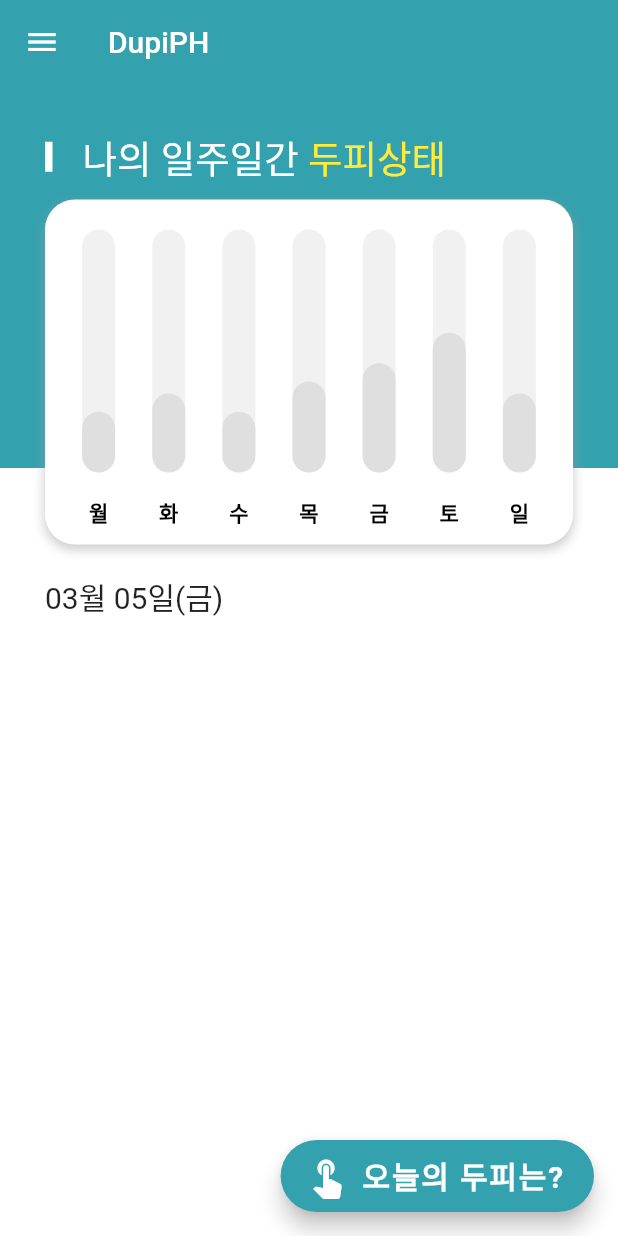
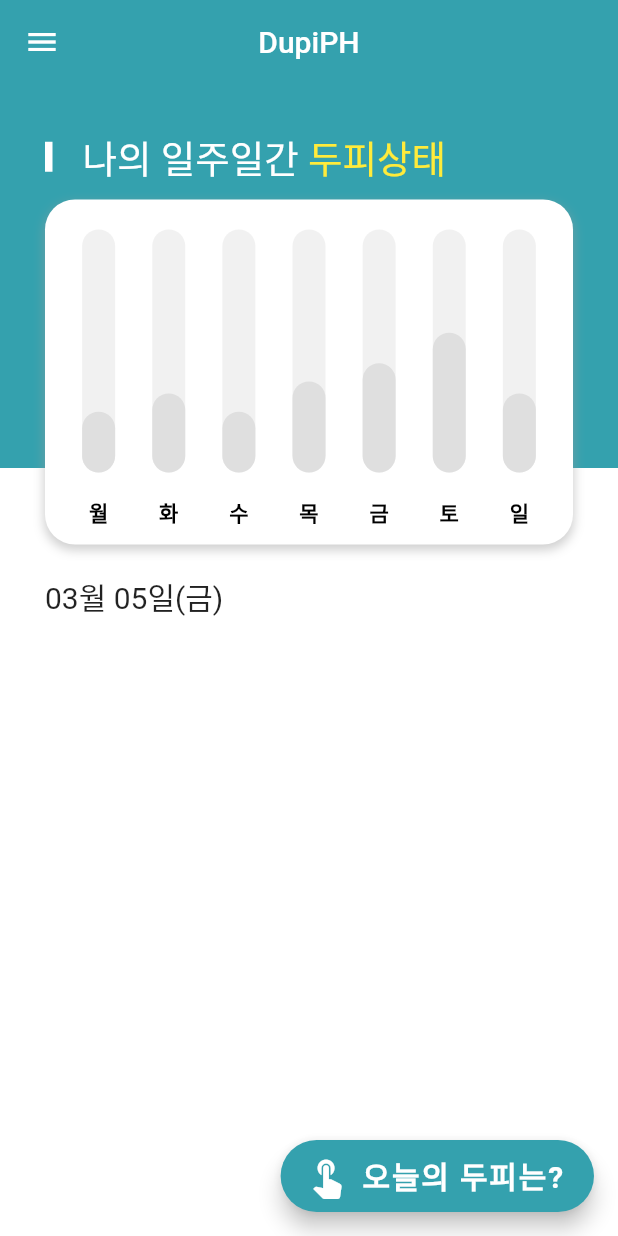
Before and after one commit to Ksanbal/DupiPH, a Flutter app: the IndexPage screen opened directly, on a phone screen of 412 x 824 dp. Run offline on Flutter 3.47's test engine with Material 2 defaults, Android fonts, the phone set to English and light mode, and no system bars; drawn by our look-alikes of fl_chart; our stand-ins replace camera, step_progress_indicator.

Commit message:
appbar Title Text 중앙정렬 적용 및 테스트페이지 연결

```diff
--- a/App/dupiph/lib/Index.dart
+++ b/App/dupiph/lib/Index.dart
@@ -4,6 +4,7 @@ import 'package:fl_chart/fl_chart.dart';
 
 import 'Menu_Items/Cop_info.dart';
 import 'Menu_Items/Ser_info.dart';
+import 'Menu_Items/DB_info.dart';
 import 'Camera.dart';
 
 class IndexPage extends StatefulWidget {
@@ -54,6 +55,7 @@ class _IndexPageState extends State<IndexPage> {
   _appBar() {
     return AppBar(
       title: Text('DupiPH'),
+      centerTitle: true,
       backgroundColor: Color(0xff34a1ae),
       elevation: 0,
     );
@@ -105,6 +107,22 @@ class _IndexPageState extends State<IndexPage> {
                 context,
                 MaterialPageRoute(
                   builder: (context) => InfoPage_Ser(),
+                ),
+              );
+            },
+          ),
+          ListTile(
+            title: Text(
+              'DB list',
+              style: TextStyle(
+                fontSize: 18,
+              ),
+            ),
+            onTap: () {
+              Navigator.push(
+                context,
+                MaterialPageRoute(
+                  builder: (context) => InfoPage_DB(),
                 ),
               );
             },
```
